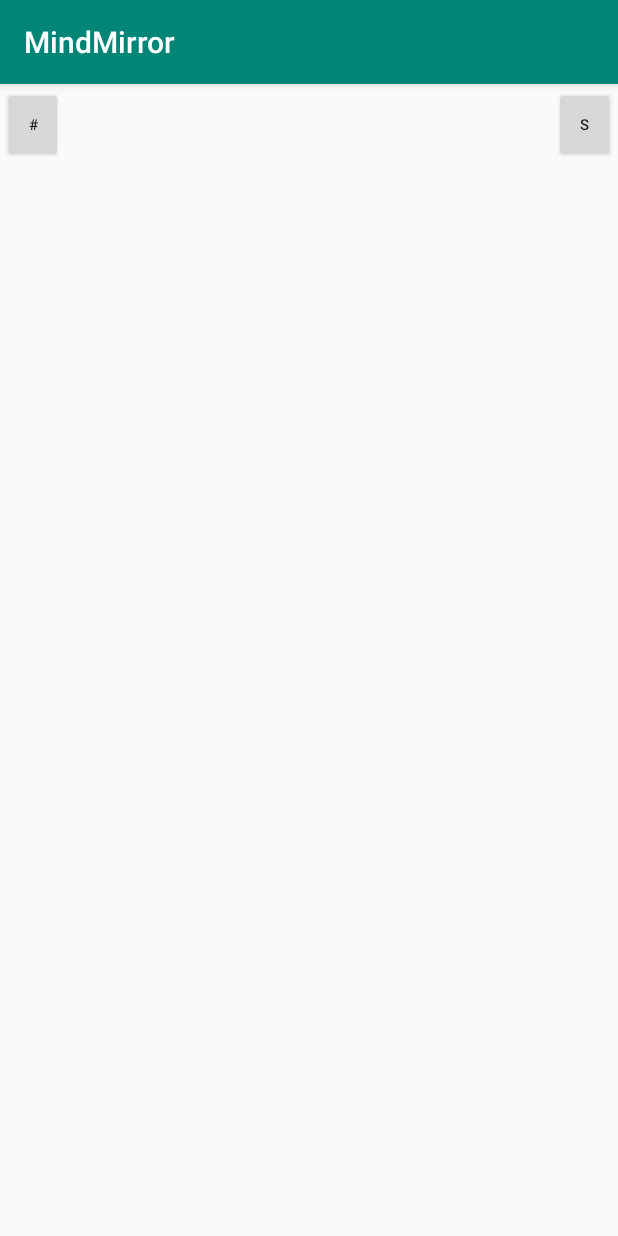
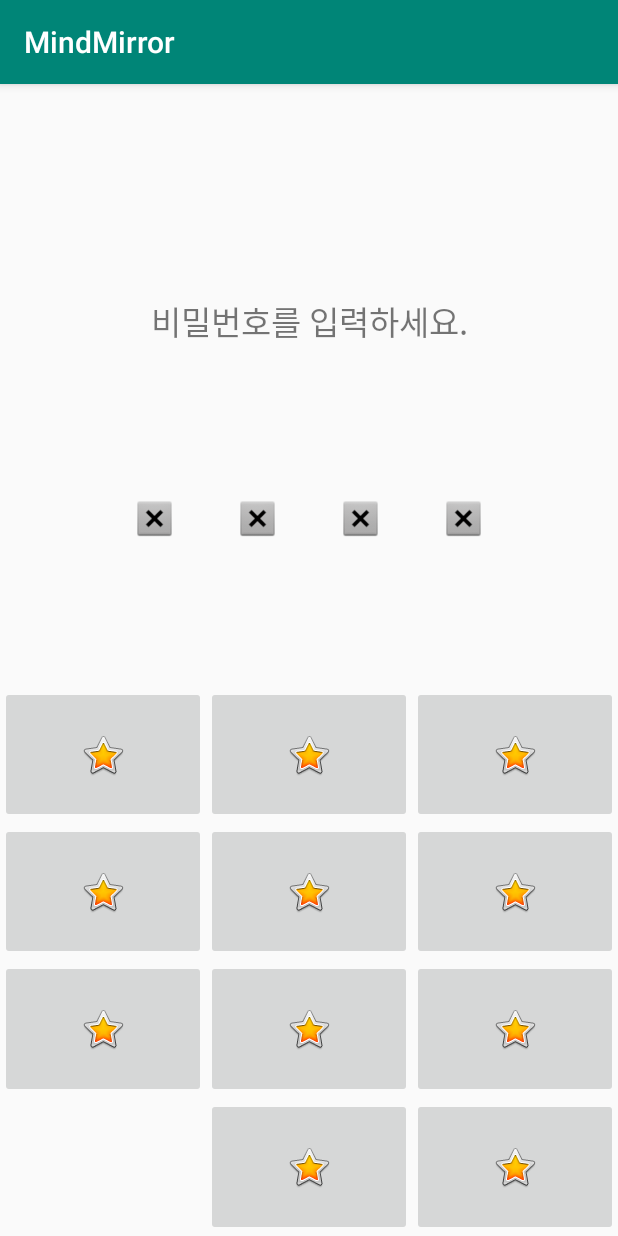
Before and after one commit to freedomchurl/MindMirror, an Android app: the LockerActivity screen opened directly, with no data from a screen before it, on a phone screen of 412 x 824 dp. Run offline under Robolectric (Android 15) with nearby library versions, the phone set to English and light mode, and no system bars; 1 statement that could not run was skipped.

Commit message:
Merge Cheol and Jimin Source Codes.

```diff
--- a/app/src/main/AndroidManifest.xml
+++ b/app/src/main/AndroidManifest.xml
@@ -18,7 +18,6 @@
         <activity android:name=".IntroActivity">
             <intent-filter>
                 <action android:name="android.intent.action.MAIN" />
-
                 <category android:name="android.intent.category.LAUNCHER" />
             </intent-filter>
         </activity>
@@ -30,10 +29,6 @@
         <activity android:theme="@android:style/Theme.Dialog" android:name=".AlarmPicker"/>
         <activity android:name=".OptionActivity"/>
         <activity android:name=".LockerActivity">
-            <intent-filter>
-                <action android:name="android.intent.action.MAIN"/>
-                <category android:name="android.intent.category.LAUNCHER"/>
-            </intent-filter>
         </activity>
         <receiver android:name=".DeviceBootReceiver" android:enabled="false">
             <intent-filter>
--- a/app/src/main/java/vaninside/mindmirror/IntroActivity.java
+++ b/app/src/main/java/vaninside/mindmirror/IntroActivity.java
@@ -1,6 +1,7 @@
 package vaninside.mindmirror;
 
 import android.content.Intent;
+import android.content.SharedPreferences;
 import android.os.Message;
 import android.support.v7.app.AppCompatActivity;
 import android.os.Bundle;
@@ -17,11 +18,24 @@ public class IntroActivity extends AppCompatActivity {
         super.onCreate(savedInstanceState);
         setContentView(R.layout.activity_intro);
 
+        SharedPreferences sharedPreferences = getSharedPreferences("mind_key",MODE_PRIVATE);
+        boolean isDarkMode = sharedPreferences.getBoolean("darkmode",false);
+
+        final boolean isLocked = sharedPreferences.getBoolean("lockmode",false);
+
+
         Handler handler = new Handler();
         handler.postDelayed(new Runnable() {
             @Override
             public void run() {
-                Intent intent = new Intent(getApplicationContext(), MainActivity.class);
+
+                Intent intent = null;
+
+                if(isLocked == false)
+                    intent = new Intent(getApplicationContext(), MainActivity.class);
+                else
+                    intent = new Intent(getApplicationContext(),LockerActivity.class);
+
                 startActivity(intent);
                 finish();
             }
--- a/app/src/main/java/vaninside/mindmirror/LockerActivity.java
+++ b/app/src/main/java/vaninside/mindmirror/LockerActivity.java
@@ -24,6 +24,8 @@ import java.security.NoSuchAlgorithmException;
 
 //import static com.kakao.util.helper.Utility.getPackageInfo;
 
+//import static com.kakao.util.helper.Utility.getPackageInfo;
+
 public class LockerActivity extends AppCompatActivity implements View.OnClickListener{
 
     private ImageButton[] bKeyNum = new ImageButton[10];
@@ -40,7 +42,7 @@ public class LockerActivity extends AppCompatActivity implements View.OnClickLis
     @Override
     protected void onCreate(Bundle savedInstanceState) {
         super.onCreate(savedInstanceState);
-        setContentView(R.layout.activity_main);
+        setContentView(R.layout.activity_locker);
 
         this.tPassText = (TextView) findViewById(R.id.enterPassText);
         lockerType = getIntent().getIntExtra("lockerType",0); // 기본적으로 0
@@ -54,11 +56,12 @@ public class LockerActivity extends AppCompatActivity implements View.OnClickLis
         //최종 커밋
 
         InitKeyNum();
-        String keyHash = getKeyHash(getApplicationContext());
-        Log.d("KEYHAST Value",keyHash);
+        //String keyHash = getKeyHash(getApplicationContext());
+        //Log.d("KEYHAST Value",keyHash);
     }
+    /*
     public static String getKeyHash(final Context context) {
-        /*
+
         PackageInfo packageInfo = getPackageInfo(context, PackageManager.GET_SIGNATURES);
         if (packageInfo == null)
             return null;
@@ -72,10 +75,10 @@ public class LockerActivity extends AppCompatActivity implements View.OnClickLis
                 Log.w("HASHKEY", "Unable to get MessageDigest. signature=" + signature, e);
             }
         }
-        */
+
         return null;
     }
-
+*/
     private void InitViewType()
     {
         if(lockerType == 0)
@@ -220,7 +223,7 @@ public class LockerActivity extends AppCompatActivity implements View.OnClickLis
 
                     if (passNum.equals(myPass)) {
                         if (lockerType == 0) {
-                            Intent intent = new Intent(getApplicationContext(), OptionActivity.class);
+                            Intent intent = new Intent(getApplicationContext(), MainActivity.class);
                             startActivity(intent);//액티비티를 메인으로 넘긴다.
                             finish();
                         } else if (lockerType == 1) {
--- a/app/src/main/java/vaninside/mindmirror/StatActivity.java
+++ b/app/src/main/java/vaninside/mindmirror/StatActivity.java
@@ -151,7 +151,9 @@ public class StatActivity extends AppCompatActivity {
             mindCount[this.mindList.get(i)-1]++;
         }
 
+        if(num!=0) {
             Arrays.sort(mindCount, Collections.reverseOrder());
+
 
             this.mStatList.clear();
 
@@ -161,7 +163,7 @@ public class StatActivity extends AppCompatActivity {
             }
 
             adapter.notifyAll();
-
+        }
     }
 
     private int getTargetDate(Calendar cal)
--- a/app/src/main/res/layout/activity_alarm_picker.xml
+++ b/app/src/main/res/layout/activity_alarm_picker.xml
@@ -1,5 +1,5 @@
 <?xml version="1.0" encoding="utf-8"?>
-<androidx.constraintlayout.widget.ConstraintLayout
+<android.support.constraint.ConstraintLayout
     xmlns:android="http://schemas.android.com/apk/res/android"
     xmlns:app="http://schemas.android.com/apk/res-auto"
     xmlns:tools="http://schemas.android.com/tools"
@@ -30,4 +30,4 @@
         android:layout_marginTop="20dp"
         android:id="@+id/setTime" />
 
-</androidx.constraintlayout.widget.ConstraintLayout>
+</android.support.constraint.ConstraintLayout>
--- a/app/src/main/res/layout/activity_locker.xml
+++ b/app/src/main/res/layout/activity_locker.xml
@@ -1,5 +1,5 @@
 <?xml version="1.0" encoding="utf-8"?>
-<androidx.constraintlayout.widget.ConstraintLayout xmlns:android="http://schemas.android.com/apk/res/android"
+<android.support.constraint.ConstraintLayout xmlns:android="http://schemas.android.com/apk/res/android"
     xmlns:app="http://schemas.android.com/apk/res-auto"
     xmlns:tools="http://schemas.android.com/tools"
     android:layout_width="match_parent"
@@ -225,4 +225,4 @@
 
         </LinearLayout>
     </LinearLayout>
-</androidx.constraintlayout.widget.ConstraintLayout>
+</android.support.constraint.ConstraintLayout>
--- a/app/src/main/res/layout/activity_option.xml
+++ b/app/src/main/res/layout/activity_option.xml
@@ -18,7 +18,7 @@
             android:orientation="horizontal">
 
             <ImageButton
-                android:id="@+id/imageButton2"
+                android:id="@+id/backtoMain"
                 android:layout_width="0dp"
                 android:layout_height="match_parent"
                 android:layout_weight="1"
```
Also changed, not shown: app/build.gradle (+13 -0 lines), app/src/main/java/vaninside/mindmirror/OptionActivity.java (+10 -0 lines), build.gradle (+7 -2 lines).
